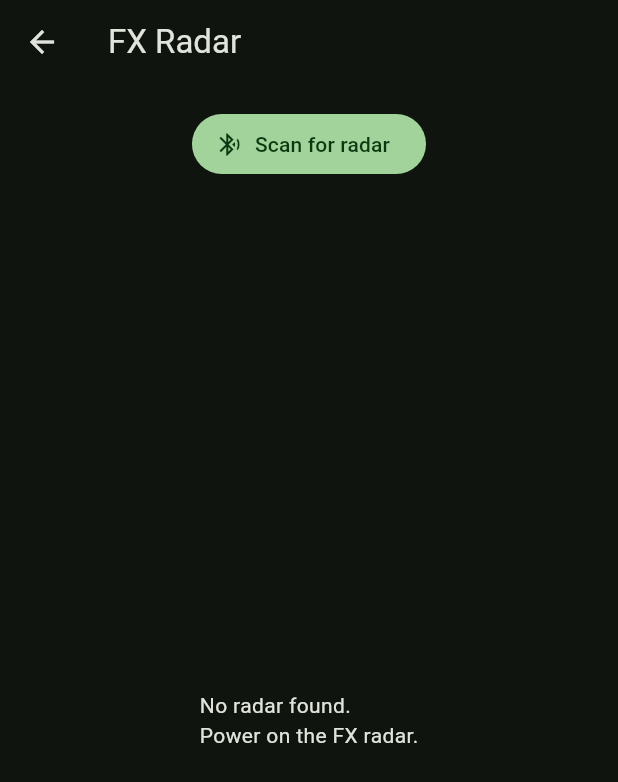
After one commit to alessandroCharbonnier/ballisticSolver, a Flutter app: the screen it shows after launch, after a tap on "FX True Ballistic radar", on a phone screen of 412 x 824 dp. The commit adds this screen. Shown: the top 782 px of the screen. Run offline on Flutter 3.47's test engine with Material 3 defaults, Android fonts, the phone set to English and light mode, and no system bars; our stand-ins replace flutter_blue_plus, material_ui.

Commit message:
feat: add FX radar screen to Flutter phone app

```diff
--- a/app/lib/main.dart
+++ b/app/lib/main.dart
@@ -1,6 +1,6 @@
 import 'package:material_ui/material_ui.dart';
 
-import 'screens/scan_screen.dart';
+import 'screens/home_screen.dart';
 
 void main() {
   runApp(const BallisticSentinelApp());
@@ -21,7 +21,7 @@ class BallisticSentinelApp extends StatelessWidget {
         ),
         useMaterial3: true,
       ),
-      home: const ScanScreen(),
+      home: const HomeScreen(),
     );
   }
 }
--- /dev/null
+++ b/app/lib/screens/radar_screen.dart
@@ -0,0 +1,248 @@
+import 'dart:async';
+
+import 'package:flutter_blue_plus/flutter_blue_plus.dart';
+import 'package:material_ui/material_ui.dart';
+
+import '../models/shot.dart';
+import '../radar/radar.dart';
+
+/// FX True Ballistic radar: scan, connect, and log shots live.
+class RadarScreen extends StatefulWidget {
+  const RadarScreen({super.key});
+
+  @override
+  State<RadarScreen> createState() => _RadarScreenState();
+}
+
+class _RadarScreenState extends State<RadarScreen> {
+  RadarClient? _client;
+  bool _scanning = false;
+  bool _connecting = false;
+  String? _error;
+
+  final List<ShotRecord> _shots = [];
+  ShotRecord? _latest;
+  StreamSubscription<ShotRecord>? _sub;
+
+  @override
+  void initState() {
+    super.initState();
+    _startScan();
+  }
+
+  Future<void> _startScan() async {
+    setState(() {
+      _scanning = true;
+      _error = null;
+    });
+    try {
+      if (FlutterBluePlus.adapterStateNow != BluetoothAdapterState.on) {
+        await FlutterBluePlus.turnOn();
+      }
+      await FlutterBluePlus.startScan(timeout: const Duration(seconds: 15));
+    } catch (e) {
+      setState(() => _error = 'Scan failed: $e');
+    } finally {
+      if (mounted) setState(() => _scanning = false);
+    }
+  }
+
+  Future<void> _connect(BluetoothDevice device) async {
+    await FlutterBluePlus.stopScan();
+    setState(() {
+      _connecting = true;
+      _error = null;
+    });
+    try {
+      final c = RadarClient(device);
+      await c.connectAndListen();
+      _sub = c.shots.listen((s) {
+        if (!mounted) return;
+        setState(() {
+          _shots.insert(0, s);
+          _latest = s;
+          if (_shots.length > 100) _shots.removeLast();
+        });
+      });
+      if (!mounted) return;
+      setState(() {
+        _client = c;
+        _connecting = false;
+      });
+    } catch (e) {
+      if (!mounted) return;
+      setState(() {
+        _connecting = false;
+        _error = 'Connect failed: $e';
+      });
+    }
+  }
+
+  Future<void> _disconnect() async {
+    await _sub?.cancel();
+    await _client?.dispose();
+    if (!mounted) return;
+    setState(() {
+      _client = null;
+      _shots.clear();
+      _latest = null;
+    });
+    _startScan();
+  }
+
+  @override
+  void dispose() {
+    _sub?.cancel();
+    _client?.dispose();
+    super.dispose();
+  }
+
+  @override
+  Widget build(BuildContext context) {
+    return Scaffold(
+      appBar: AppBar(
+        title: const Text('FX Radar'),
+        actions: [
+          if (_client != null)
+            IconButton(
+              tooltip: 'Disconnect',
+              icon: const Icon(Icons.link_off),
+              onPressed: _disconnect,
+            ),
+        ],
+      ),
+      body: _client != null ? _buildLive() : _buildScan(),
+    );
+  }
+
+  Widget _buildScan() {
+    if (_connecting) {
+      return const Center(child: CircularProgressIndicator());
+    }
+    return Column(
+      children: [
+        Padding(
+          padding: const EdgeInsets.all(16),
+          child: FilledButton.icon(
+            onPressed: _scanning ? null : _startScan,
+            icon: const Icon(Icons.bluetooth_searching),
+            label: Text(_scanning ? 'Scanning…' : 'Scan for radar'),
+          ),
+        ),
+        if (_error != null)
+          Padding(
+            padding: const EdgeInsets.symmetric(horizontal: 16),
+            child: Text(_error!, style: TextStyle(color: Colors.red.shade300)),
+          ),
+        Expanded(
+          child: StreamBuilder<List<ScanResult>>(
+            stream: FlutterBluePlus.scanResults,
+            builder: (context, snapshot) {
+              final results =
+                  snapshot.data ?? FlutterBluePlus.lastScanResults;
+              final radars = results
+                  .where((r) =>
+                      r.advertisementData.advName == Radar.name ||
+                      r.device.platformName == Radar.name ||
+                      r.device.remoteId.str.toLowerCase() == Radar.mac)
+                  .toList();
+
+              if (radars.isEmpty) {
+                return const Center(
+                  child: Text('No radar found.\nPower on the FX radar.'),
+                );
+              }
+              return ListView.builder(
+                itemCount: radars.length,
+                itemBuilder: (context, i) {
+                  final r = radars[i];
+                  return ListTile(
+                    leading: const Icon(Icons.radar),
+                    title: const Text('FX True Ballistic'),
+                    subtitle: Text('${r.rssi} dBm · ${r.device.remoteId}'),
+                    trailing: const Icon(Icons.chevron_right),
+                    onTap: () => _connect(r.device),
+                  );
+                },
+              );
+            },
+          ),
+        ),
+      ],
+    );
+  }
+
+  Widget _buildLive() {
+    final latest = _latest;
+    return Column(
+      children: [
+        Container(
+          width: double.infinity,
+          margin: const EdgeInsets.all(16),
+          padding: const EdgeInsets.all(24),
+          decoration: BoxDecoration(
+            color: Colors.green.shade900,
+            borderRadius: BorderRadius.circular(12),
+          ),
+          child: Column(
+            children: [
+              const Text('LAST SHOT', style: TextStyle(color: Colors.white70)),
+              const SizedBox(height: 8),
+              Text(
+                latest == null
+                    ? '—'
+                    : '${latest.velocityFps.toStringAsFixed(1)} fps',
+                style: const TextStyle(
+                  fontSize: 40,
+                  fontWeight: FontWeight.bold,
+                  color: Colors.white,
+                ),
+              ),
+              if (latest != null)
+                Text(
+                  '${latest.velocityMps.toStringAsFixed(1)} m/s · BC ${latest.ballisticCoefficient.toStringAsFixed(4)}',
+                  style: const TextStyle(color: Colors.white70),
+                ),
+            ],
+          ),
+        ),
+        Row(
+          children: [
+            const SizedBox(width: 16),
+            Text('Shots (${_shots.length})',
+                style: Theme.of(context).textTheme.titleMedium),
+            const Spacer(),
+            TextButton(
+              onPressed: () => setState(_shots.clear),
+              child: const Text('Clear'),
+            ),
+            const SizedBox(width: 8),
+          ],
+        ),
+        Expanded(
+          child: _shots.isEmpty
+              ? const Center(child: Text('Fire a shot to log it'))
+              : ListView.builder(
+                  itemCount: _shots.length,
+                  itemBuilder: (context, i) {
+                    final s = _shots[i];
+                    return ListTile(
+                      dense: true,
+                      leading: const Icon(Icons.speed),
+                      title: Text(
+                          '${s.velocityFps.toStringAsFixed(1)} fps · ${s.velocityMps.toStringAsFixed(1)} m/s'),
+                      subtitle: Text(
+                          'BC ${s.ballisticCoefficient.toStringAsFixed(4)} · ${_fmt(s.timestamp)}'),
+                    );
+                  },
+                ),
+        ),
+      ],
+    );
+  }
+
+  String _fmt(DateTime t) {
+    String p(int n) => n.toString().padLeft(2, '0');
+    return '${p(t.hour)}:${p(t.minute)}:${p(t.second)}';
+  }
+}
```
Also changed, not shown: 2 other files.
